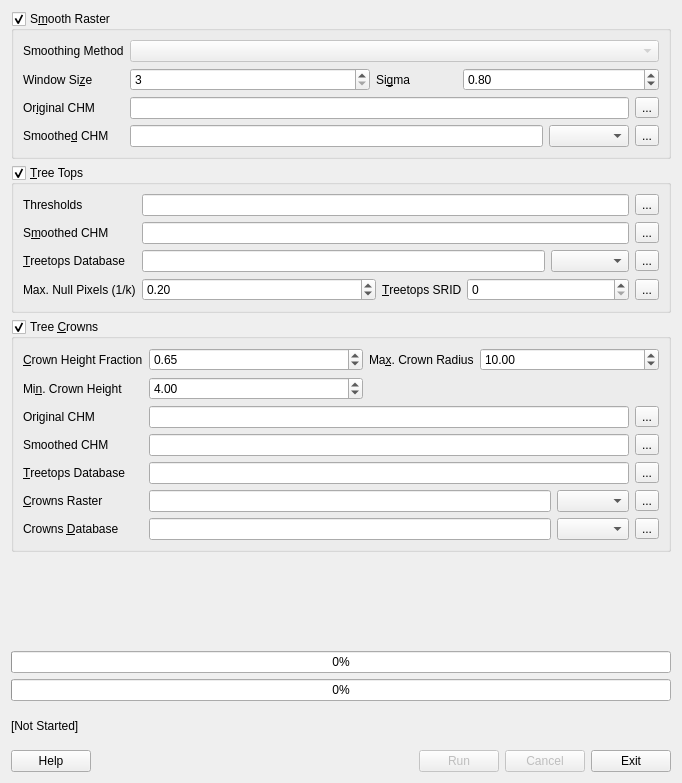
Above: src/apps/treetops.ui from rskelly/treetops before the change. Below: the same form after it.
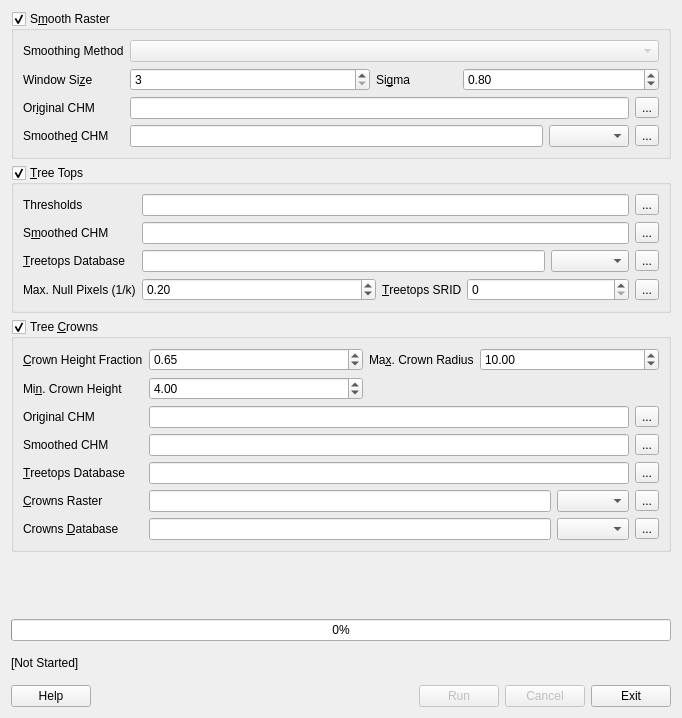
That is the form after the change.

Commit message: Removed overall progress bar.

Diff of the .ui file:
```diff
--- a/src/apps/treetops.ui
+++ b/src/apps/treetops.ui
@@ -7,7 +7,7 @@
     <x>0</x>
     <y>0</y>
     <width>682</width>
-    <height>783</height>
+    <height>718</height>
    </rect>
   </property>
   <property name="sizePolicy">
@@ -597,7 +597,7 @@
     </spacer>
    </item>
    <item>
-    <layout class="QVBoxLayout" name="statusLayout" stretch="1,1,0">
+    <layout class="QVBoxLayout" name="statusLayout" stretch="1,0">
      <item>
       <widget class="QProgressBar" name="prgStep">
        <property name="mouseTracking">
@@ -611,19 +611,6 @@
        </property>
       </widget>
      </item>
-     <item>
-      <widget class="QProgressBar" name="prgOverall">
-       <property name="mouseTracking">
-        <bool>false</bool>
-       </property>
-       <property name="acceptDrops">
-        <bool>false</bool>
-       </property>
-       <property name="value">
-        <number>0</number>
-       </property>
-      </widget>
-     </item>
      <item>
       <widget class="QLabel" name="lblStatus">
        <property name="text">
```
The commit also changes 1 other file.
